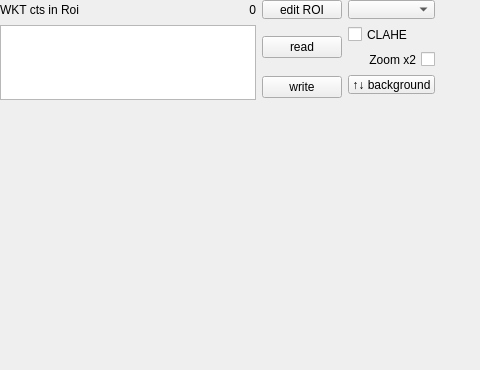
This is gui/clients/panels/roieditor.ui in zweistein22/erwin_charming as Qt 5 draws it before an edit; both pictures show x 0 to 480 and y 0 to 370 of the 750 by 370 pixel window. The edited form follows.
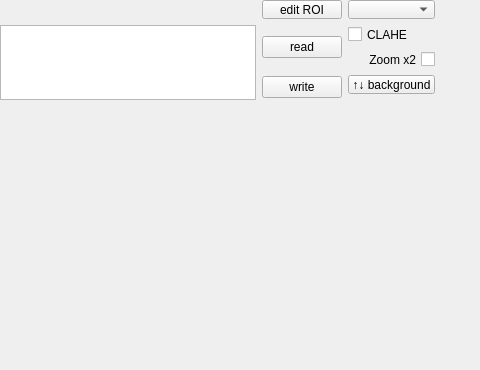
This is the edited form.

What changed in the file:
```diff
--- a/gui/clients/panels/roieditor.ui
+++ b/gui/clients/panels/roieditor.ui
@@ -47,35 +47,6 @@
         </rect>
        </property>
        <layout class="QGridLayout" name="gridLayout">
-        <item row="0" column="0">
-         <widget class="QLabel" name="label_2">
-          <property name="sizePolicy">
-           <sizepolicy hsizetype="Preferred" vsizetype="Preferred">
-            <horstretch>0</horstretch>
-            <verstretch>1</verstretch>
-           </sizepolicy>
-          </property>
-          <property name="text">
-           <string>WKT cts in Roi</string>
-          </property>
-         </widget>
-        </item>
-        <item row="0" column="1">
-         <widget class="QLabel" name="cts">
-          <property name="sizePolicy">
-           <sizepolicy hsizetype="Preferred" vsizetype="Preferred">
-            <horstretch>0</horstretch>
-            <verstretch>1</verstretch>
-           </sizepolicy>
-          </property>
-          <property name="text">
-           <string>0</string>
-          </property>
-          <property name="alignment">
-           <set>Qt::AlignRight|Qt::AlignTrailing|Qt::AlignVCenter</set>
-          </property>
-         </widget>
-        </item>
         <item row="0" column="2">
          <widget class="QPushButton" name="editRoiBtn">
           <property name="sizePolicy">
```
